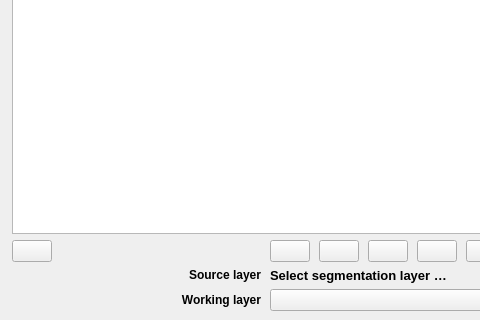
Qt form ntrrp/ui/ntrrp_dockwidget_base.ui (nafi-org/nafi-qgis) before a commit; both pictures show x 0 to 480 and y 184 to 504 of the 571 by 504 pixel window.
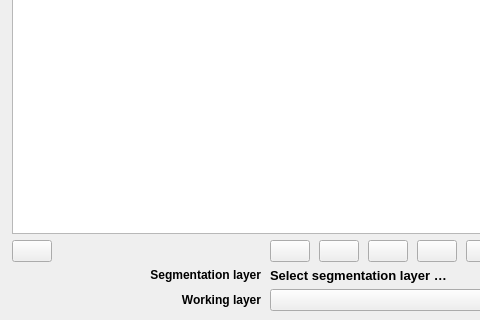
The same form after that commit. Icons and pictures are not drawn.

Diff of the .ui file:
```diff
--- a/ntrrp/ui/ntrrp_dockwidget_base.ui
+++ b/ntrrp/ui/ntrrp_dockwidget_base.ui
@@ -270,7 +270,7 @@
               </font>
             </property>
             <property name="text">
-              <string>&lt;html&gt;&lt;head/&gt;&lt;body&gt;&lt;p&gt;&lt;span style=&quot; font-weight:600;&quot;&gt;Source layer&lt;/span&gt;&lt;/p&gt;&lt;/body&gt;&lt;/html&gt;</string>
+              <string>&lt;html&gt;&lt;head/&gt;&lt;body&gt;&lt;p&gt;&lt;span style=&quot; font-weight:600;&quot;&gt;Segmentation layer&lt;/span&gt;&lt;/p&gt;&lt;/body&gt;&lt;/html&gt;</string>
             </property>
             <property name="alignment">
               <set>Qt::AlignRight|Qt::AlignTrailing|Qt::AlignVCenter</set>
```
